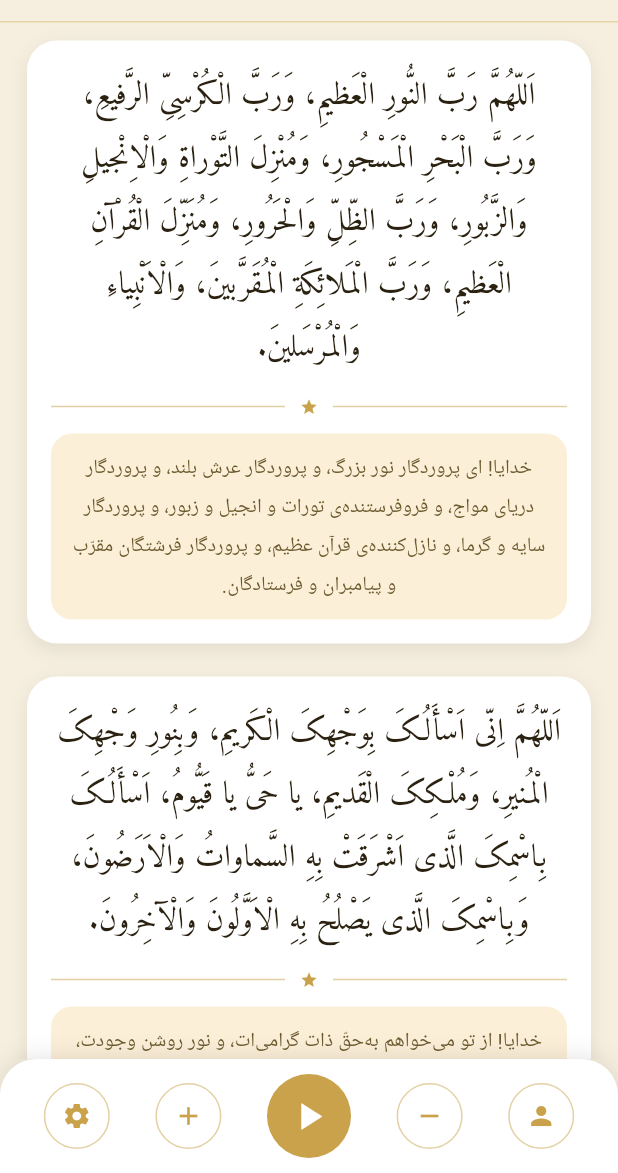
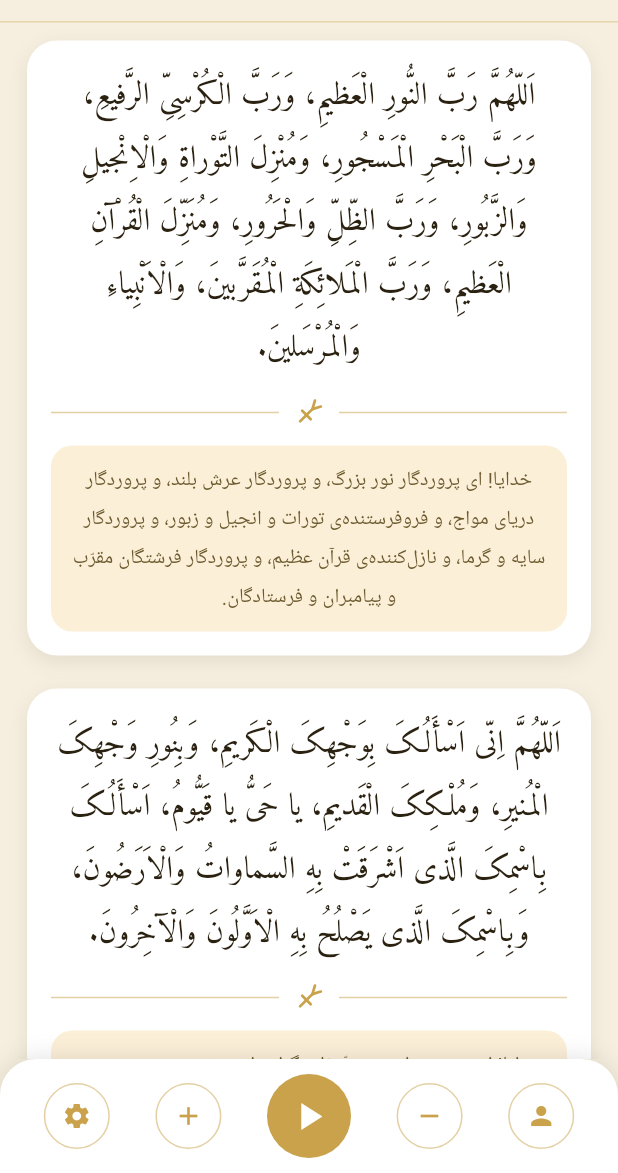
Before and after one commit to amirmohammadq1/Doaye_ahd, a Flutter app: the screen it shows after launch, after a tap on an icon or button, on a phone screen of 412 x 824 dp, the part 63-1236 px from its top. Run offline on Flutter 3.47's test engine with Material 3 defaults, Android fonts, the phone set to English and light mode, and no system bars; our stand-ins replace audioplayers, flutter_native_splash, shared_preferences.

Commit message:
Add files via upload

```diff
--- a/lib/main.dart
+++ b/lib/main.dart
@@ -353,7 +353,11 @@ class _HomeScreenState extends State<HomeScreen> {
           ),
           Padding(
             padding: const EdgeInsets.symmetric(horizontal: 10),
-            child: Icon(Icons.star, size: 12, color: accent),
+            child: SizedBox(
+              width: 20,
+              height: 20,
+              child: CustomPaint(painter: _ZulfiqarPainter(color: accent)),
+            ),
           ),
           Expanded(
             child: Container(height: 1, color: accent.withOpacity(0.5)),
@@ -706,3 +710,69 @@ class _HomeScreenState extends State<HomeScreen> {
     );
   }
 }
+
+/// -------------------- آیکون شمشیر ذوالفقار (نماد دو لبه با نوک دوشاخه) --------------------
+class _ZulfiqarPainter extends CustomPainter {
+  final Color color;
+  const _ZulfiqarPainter({required this.color});
+
+  @override
+  void paint(Canvas canvas, Size size) {
+    final w = size.width;
+    final h = size.height;
+    final paint = Paint()
+      ..color = color
+      ..style = PaintingStyle.stroke
+      ..strokeWidth = w * 0.09
+      ..strokeCap = StrokeCap.round
+      ..strokeJoin = StrokeJoin.round;
+
+    // چرخش ۴۵ درجه به سمت راست (نوک شمشیر رو به بالا-راست)
+    canvas.save();
+    canvas.translate(w / 2, h / 2);
+    canvas.rotate(0.785398); // 45deg
+    canvas.translate(-w / 2, -h / 2);
+
+    final centerX = w / 2;
+    final bladeTop = h * 0.08;
+    final bladeSplitStart = h * 0.34;
+    final guardY = h * 0.62;
+    final hiltBottom = h * 0.92;
+    final forkSpread = w * 0.14;
+
+    // تیغه‌ی اصلی (از دسته تا شروع دوشاخه)
+    final mainBlade = Path()
+      ..moveTo(centerX, guardY)
+      ..lineTo(centerX, bladeSplitStart);
+    canvas.drawPath(mainBlade, paint);
+
+    // دو نوک دوشاخه‌ی مشخصه‌ی ذوالفقار
+    final forkLeft = Path()
+      ..moveTo(centerX, bladeSplitStart)
+      ..lineTo(centerX - forkSpread, bladeTop);
+    final forkRight = Path()
+      ..moveTo(centerX, bladeSplitStart)
+      ..lineTo(centerX + forkSpread, bladeTop);
+    canvas.drawPath(forkLeft, paint);
+    canvas.drawPath(forkRight, paint);
+
+    // دسته‌ی متقاطع (قبضه)
+    canvas.drawLine(
+      Offset(centerX - w * 0.2, guardY),
+      Offset(centerX + w * 0.2, guardY),
+      paint,
+    );
+
+    // دسته‌ی شمشیر
+    canvas.drawLine(
+      Offset(centerX, guardY),
+      Offset(centerX, hiltBottom),
+      paint,
+    );
+
+    canvas.restore();
+  }
+
+  @override
+  bool shouldRepaint(covariant _ZulfiqarPainter oldDelegate) => oldDelegate.color != color;
+}
```
